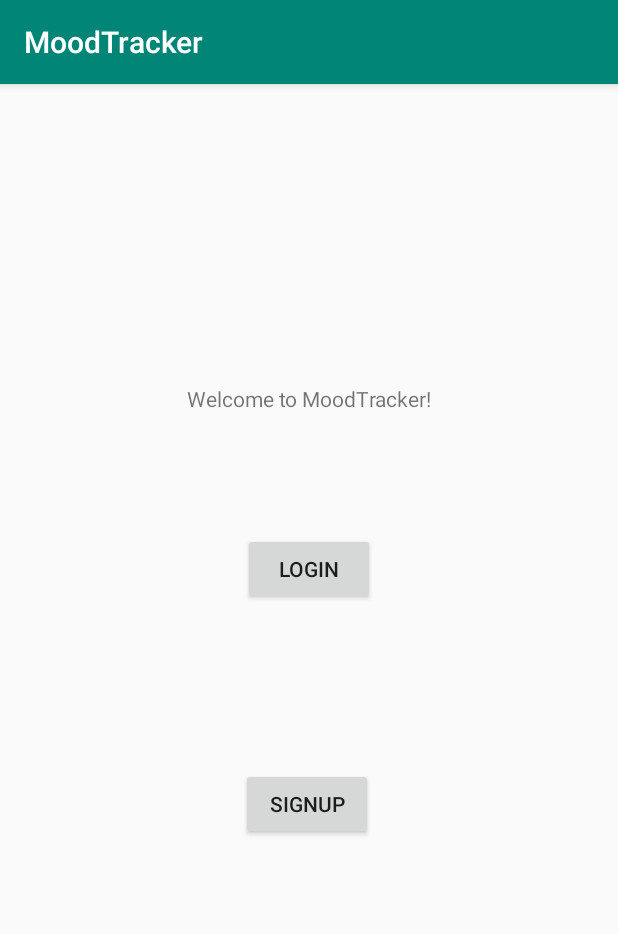
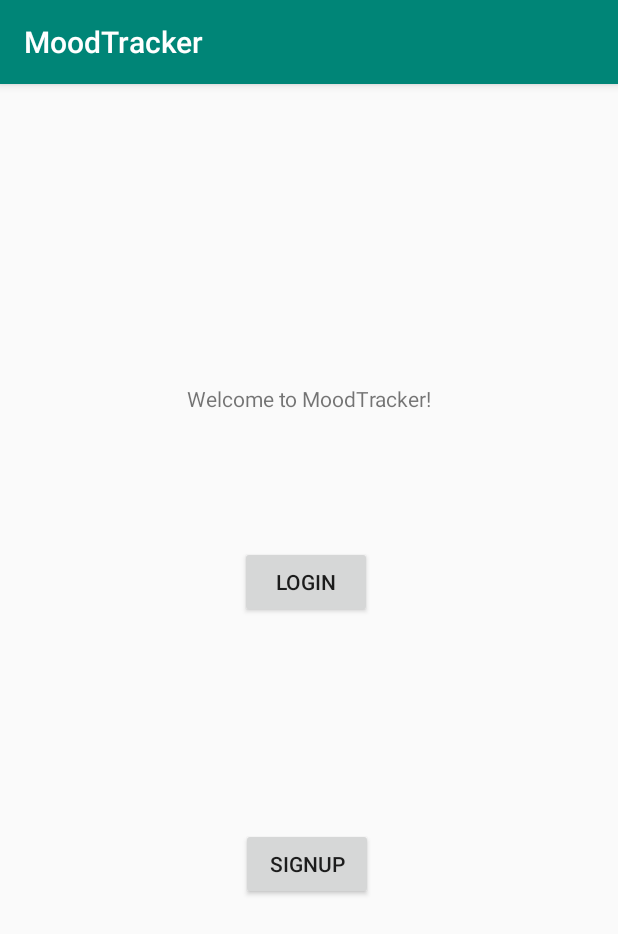
Before and after one commit to CMPUT301F19T26/MoodTracker, an Android app: the screen it shows after launch (MainActivity), on a phone screen of 412 x 824 dp. Shown: the top 934 px of the screen. Run offline under Robolectric (Android 15) with nearby library versions, the phone set to English and light mode, and no system bars; our stand-ins replace Firebase (no records; nobody signed in at launch, a user with empty details on screens opened directly).

Commit message:
Add activity layouts for home, login, signup and basic structure

```diff
--- a/src/app/src/main/AndroidManifest.xml
+++ b/src/app/src/main/AndroidManifest.xml
@@ -9,9 +9,12 @@
         android:roundIcon="@mipmap/ic_launcher_round"
         android:supportsRtl="true"
         android:theme="@style/AppTheme">
+        <activity android:name=".view.HomeActivity"></activity>
+        <activity android:name=".view.LoginActivity" />
+        <activity android:name=".view.SignupActivity" />
         <activity
             android:name=".ui.login.LoginActivity"
-            android:label="@string/title_activity_login"></activity>
+            android:label="@string/title_activity_login" />
         <activity android:name=".view.MainActivity">
             <intent-filter>
                 <action android:name="android.intent.action.MAIN" />
--- a/src/app/src/main/java/com/example/moodtracker/view/MainActivity.java
+++ b/src/app/src/main/java/com/example/moodtracker/view/MainActivity.java
@@ -18,12 +18,11 @@
 
     @Override
     protected void onCreate(Bundle savedInstanceState) {
+        super.onCreate(savedInstanceState);
+        setContentView(R.layout.activity_main);
 
         loginBtn = findViewById(R.id.button_login);
         signupBtn = findViewById(R.id.button_signup);
-
-        super.onCreate(savedInstanceState);
-        setContentView(R.layout.activity_main);
 
         loginBtn.setOnClickListener(new View.OnClickListener() {
             @Override
--- a/src/app/src/main/res/layout/activity_main.xml
+++ b/src/app/src/main/res/layout/activity_main.xml
@@ -16,9 +16,7 @@
         android:text="Signup"
         app:layout_constraintBottom_toBottomOf="parent"
         app:layout_constraintEnd_toEndOf="parent"
-        app:layout_constraintStart_toStartOf="parent"
-        app:layout_constraintTop_toBottomOf="@+id/button_login"
-        app:layout_constraintVertical_bias="0.732" />
+        app:layout_constraintStart_toStartOf="parent" />
 
     <TextView
         android:id="@+id/textView"
@@ -32,15 +30,12 @@
 
     <Button
         android:id="@+id/button_login"
-        android:layout_width="88dp"
+        android:layout_width="0dp"
         android:layout_height="wrap_content"
-        android:layout_marginStart="162dp"
-        android:layout_marginTop="80dp"
-        android:layout_marginEnd="162dp"
+        android:layout_marginStart="160dp"
+        android:layout_marginTop="108dp"
         android:text="Login"
-        app:layout_constraintEnd_toEndOf="parent"
-        app:layout_constraintHorizontal_bias="1.0"
         app:layout_constraintStart_toStartOf="parent"
-        app:layout_constraintTop_toBottomOf="@+id/textView" />
+        app:layout_constraintTop_toTopOf="@+id/textView" />
 
 </androidx.constraintlayout.widget.ConstraintLayout>
```
Also changed, not shown: src/app/src/main/java/com/example/moodtracker/view/HomeActivity.java (+13 -1 lines), src/app/src/main/java/com/example/moodtracker/view/LoginActivity.java (+13 -1 lines), src/app/src/main/java/com/example/moodtracker/view/SignupActivity.java (+13 -1 lines), src/app/src/main/res/layout/activity_home.xml (added, +18 -0 lines), src/app/src/main/res/layout/activity_login.xml (added, +41 -0 lines), src/app/src/main/res/layout/activity_signup.xml (added, +41 -0 lines).
